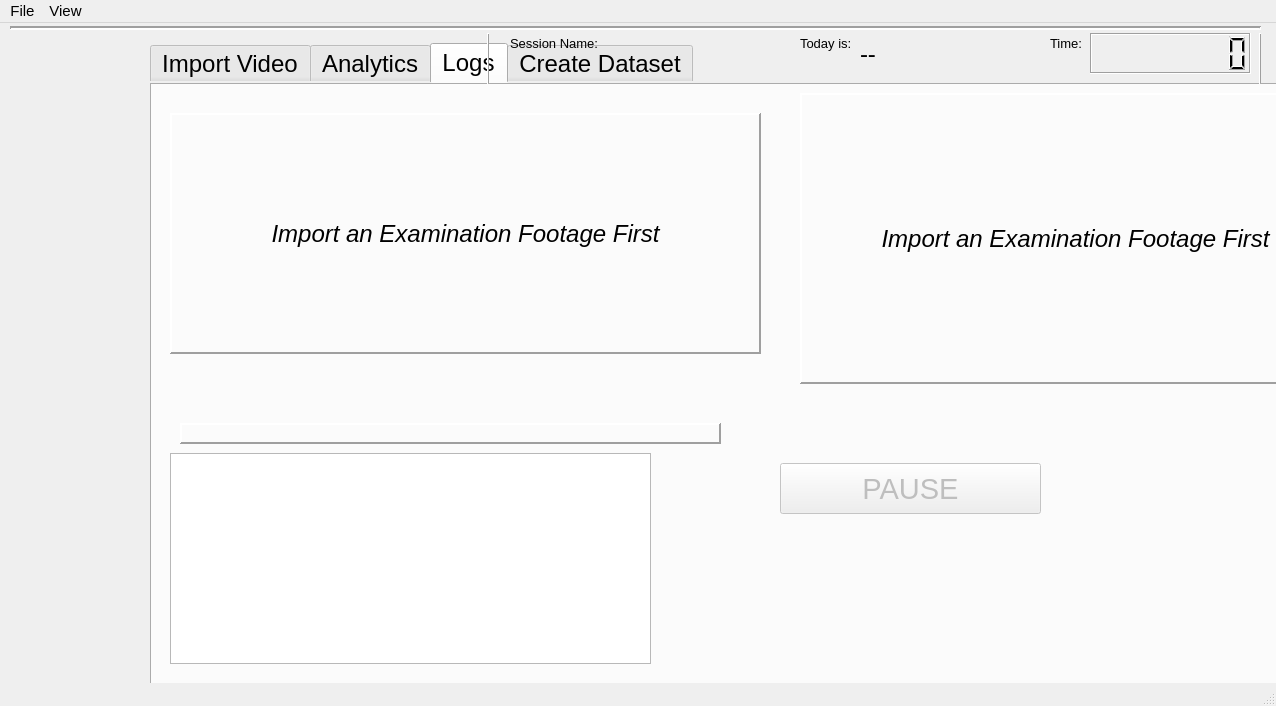
Qt form QTDESIGNER INTERFACES/MAIN-WINDOW-FINAL-DESIGN.ui (peteskylight/WORKING_THESIS) before a commit.
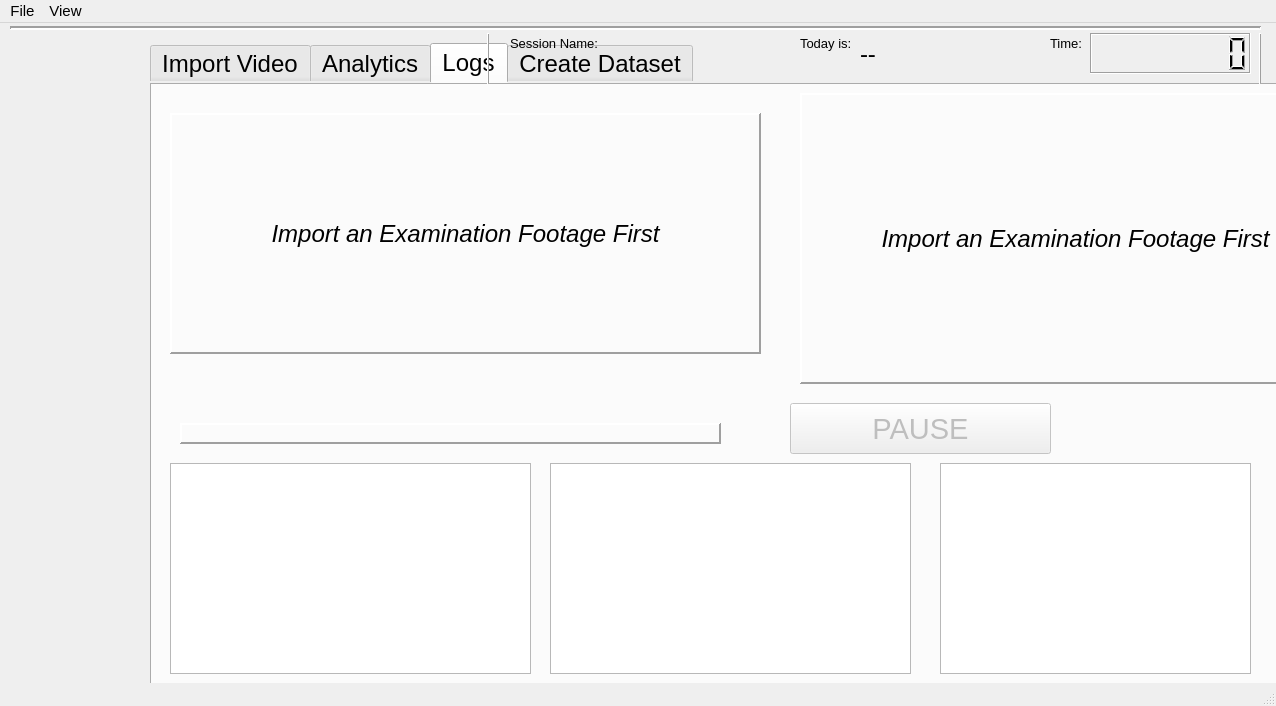
The same form after that commit.

```diff
--- a/QTDESIGNER INTERFACES/MAIN-WINDOW-FINAL-DESIGN.ui
+++ b/QTDESIGNER INTERFACES/MAIN-WINDOW-FINAL-DESIGN.ui
@@ -1403,8 +1403,8 @@
       </property>
       <property name="geometry">
        <rect>
-        <x>630</x>
-        <y>380</y>
+        <x>640</x>
+        <y>320</y>
         <width>261</width>
         <height>51</height>
        </rect>
@@ -1422,8 +1422,8 @@
       <property name="geometry">
        <rect>
         <x>20</x>
-        <y>370</y>
-        <width>481</width>
+        <y>380</y>
+        <width>361</width>
         <height>211</height>
        </rect>
       </property>
@@ -1459,6 +1459,26 @@
        <set>Qt::AlignmentFlag::AlignCenter</set>
       </property>
      </widget>
+     <widget class="QTableWidget" name="tableWidget_2">
+      <property name="geometry">
+       <rect>
+        <x>400</x>
+        <y>380</y>
+        <width>361</width>
+        <height>211</height>
+       </rect>
+      </property>
+     </widget>
+     <widget class="QTableWidget" name="tableWidget_3">
+      <property name="geometry">
+       <rect>
+        <x>790</x>
+        <y>380</y>
+        <width>311</width>
+        <height>211</height>
+       </rect>
+      </property>
+     </widget>
     </widget>
     <widget class="QWidget" name="createDatasetTab">
      <attribute name="title">
```
